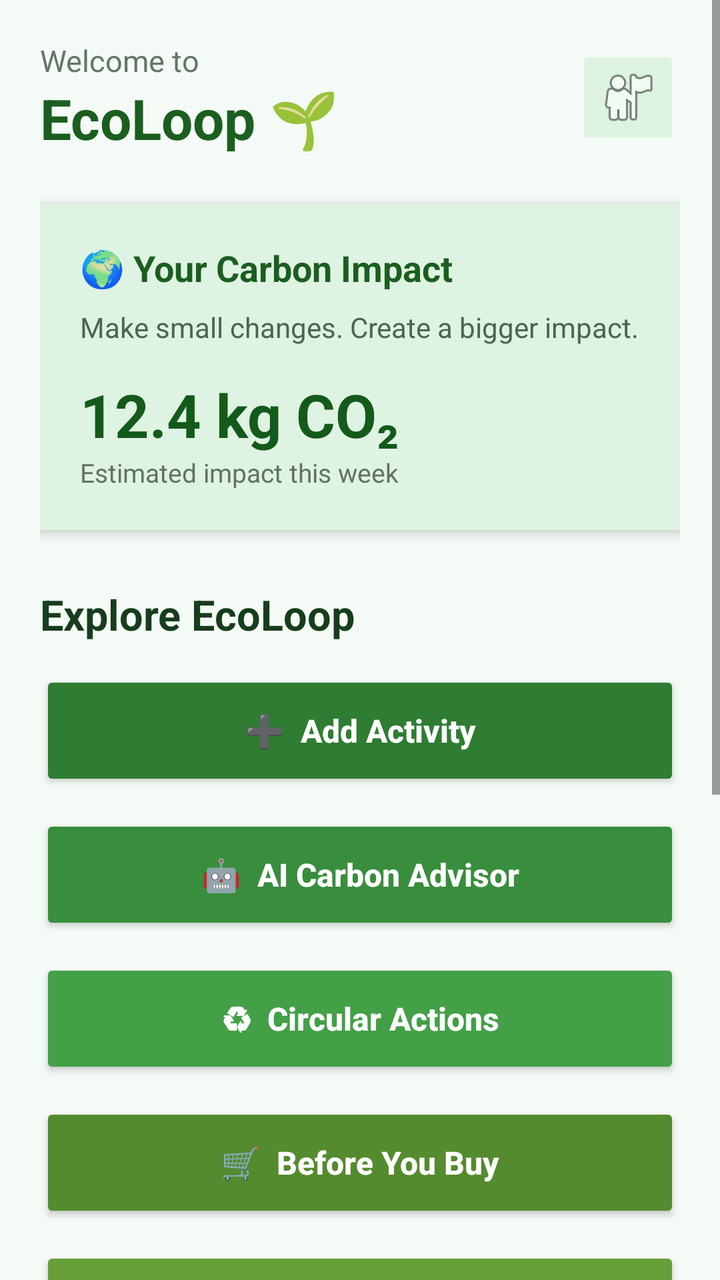
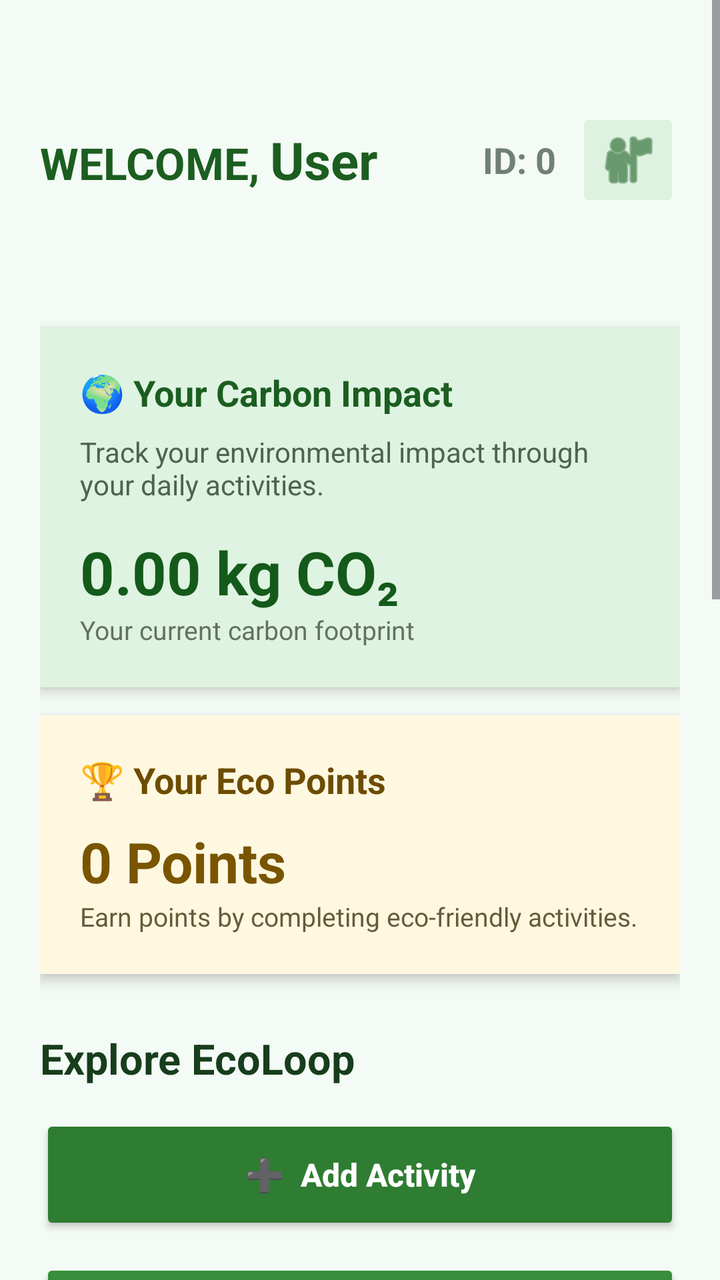

Screens rendered from an Android XML layout before and after an edit, with the pre-edit source and the edit as a unified diff.
<!-- AndroidManifest.xml: application theme Theme.EcoLoop -->
<!-- res/layout/activity_main4.xml -->
<?xml version="1.0" encoding="utf-8"?>
<ScrollView xmlns:android="http://schemas.android.com/apk/res/android"
    xmlns:app="http://schemas.android.com/apk/res-auto"
    android:layout_width="match_parent"
    android:layout_height="match_parent"
    android:fillViewport="true"
    android:background="#F4FAF5">

    <LinearLayout
        android:layout_width="match_parent"
        android:layout_height="wrap_content"
        android:orientation="vertical"
        android:padding="20dp">

        
        <LinearLayout
            android:layout_width="match_parent"
            android:layout_height="wrap_content"
            android:gravity="center_vertical"
            android:orientation="horizontal">

            <LinearLayout
                android:layout_width="0dp"
                android:layout_height="wrap_content"
                android:layout_weight="1"
                android:orientation="vertical">

                <TextView
                    android:layout_width="wrap_content"
                    android:layout_height="wrap_content"
                    android:text="Welcome to"
                    android:textColor="#657568"
                    android:textSize="15sp" />

                <TextView
                    android:layout_width="wrap_content"
                    android:layout_height="wrap_content"
                    android:text="EcoLoop 🌱"
                    android:textColor="#1B5E20"
                    android:textSize="28sp"
                    android:textStyle="bold" />

            </LinearLayout>

            <ImageButton
                android:id="@+id/btnProfile"
                android:layout_width="52dp"
                android:layout_height="52dp"
                android:backgroundTint="#DDF2E0"
                android:contentDescription="Profile"
                android:padding="12dp"
                android:src="@android:drawable/ic_menu_myplaces"
                />

        </LinearLayout>


        
        <LinearLayout
            android:layout_width="match_parent"
            android:layout_height="wrap_content"
            android:layout_marginTop="24dp"
            android:background="#DFF3E2"
            android:elevation="4dp"
            android:orientation="vertical"
            android:padding="20dp">

            <TextView
                android:layout_width="wrap_content"
                android:layout_height="wrap_content"
                android:text="🌍 Your Carbon Impact"
                android:textColor="#1B5E20"
                android:textSize="18sp"
                android:textStyle="bold" />

            <TextView
                android:layout_width="wrap_content"
                android:layout_height="wrap_content"
                android:layout_marginTop="8dp"
                android:text="Make small changes. Create a bigger impact."
                android:textColor="#4F6353"
                android:textSize="14sp" />

            <TextView
                android:layout_width="wrap_content"
                android:layout_height="wrap_content"
                android:layout_marginTop="14dp"
                android:text="12.4 kg CO₂"
                android:textColor="#145A1A"
                android:textSize="30sp"
                android:textStyle="bold" />

            <TextView
                android:layout_width="wrap_content"
                android:layout_height="wrap_content"
                android:text="Estimated impact this week"
                android:textColor="#617263"
                android:textSize="13sp" />

        </LinearLayout>


        
        <TextView
            android:layout_width="wrap_content"
            android:layout_height="wrap_content"
            android:layout_marginTop="28dp"
            android:text="Explore EcoLoop"
            android:textColor="#173D1C"
            android:textSize="21sp"
            android:textStyle="bold" />


        
        <Button
            android:id="@+id/btnAddActivity"
            android:layout_width="match_parent"
            android:layout_height="60dp"
            android:layout_marginTop="14dp"
            android:text="➕  Add Activity"
            android:textAllCaps="false"
            android:textColor="#FFFFFF"
            android:textSize="16sp"
            android:textStyle="bold"
            android:backgroundTint="#2E7D32" />


        
        <Button
            android:id="@+id/btnAIAdvisor"
            android:layout_width="match_parent"
            android:layout_height="60dp"
            android:layout_marginTop="12dp"
            android:text="🤖  AI Carbon Advisor"
            android:textAllCaps="false"
            android:textColor="#FFFFFF"
            android:textSize="16sp"
            android:textStyle="bold"
            android:backgroundTint="#388E3C" />


        
        <Button
            android:id="@+id/btnCircular"
            android:layout_width="match_parent"
            android:layout_height="60dp"
            android:layout_marginTop="12dp"
            android:text="♻  Circular Actions"
            android:textAllCaps="false"
            android:textColor="#FFFFFF"
            android:textSize="16sp"
            android:textStyle="bold"
            android:backgroundTint="#43A047" />


        
        <Button
            android:id="@+id/btnBeforeBuy"
            android:layout_width="match_parent"
            android:layout_height="60dp"
            android:layout_marginTop="12dp"
            android:text="🛒  Before You Buy"
            android:textAllCaps="false"
            android:textColor="#FFFFFF"
            android:textSize="16sp"
            android:textStyle="bold"
            android:backgroundTint="#558B2F" />


        
        <Button
            android:id="@+id/btnRecycling"
            android:layout_width="match_parent"
            android:layout_height="60dp"
            android:layout_marginTop="12dp"
            android:text="♻  Recycling Map"
            android:textAllCaps="false"
            android:textColor="#FFFFFF"
            android:textSize="16sp"
            android:textStyle="bold"
            android:backgroundTint="#689F38" />


        
        <Button
            android:id="@+id/btnChallenges"
            android:layout_width="match_parent"
            android:layout_height="60dp"
            android:layout_marginTop="12dp"
            android:text="🏆  Eco Challenges"
            android:textAllCaps="false"
            android:textColor="#FFFFFF"
            android:textSize="16sp"
            android:textStyle="bold"
            android:backgroundTint="#7CB342" />


        
        <LinearLayout
            android:layout_width="match_parent"
            android:layout_height="wrap_content"
            android:layout_marginTop="26dp"
            android:background="#FFF8E1"
            android:elevation="3dp"
            android:orientation="vertical"
            android:padding="18dp">

            <TextView
                android:layout_width="wrap_content"
                android:layout_height="wrap_content"
                android:text="💡 AI Recommendation"
                android:textColor="#6D4C00"
                android:textSize="18sp"
                android:textStyle="bold" />

            <TextView
                android:layout_width="match_parent"
                android:layout_height="wrap_content"
                android:layout_marginTop="8dp"
                android:text="Try using public transport or walking for short trips. It can help reduce your carbon impact."
                android:textColor="#665B3A"
                android:textSize="14sp" />

            <Button
                android:id="@+id/btnAcceptRecommendation"
                android:layout_width="wrap_content"
                android:layout_height="48dp"
                android:layout_marginTop="12dp"
                android:text="Accept Recommendation"
                android:textAllCaps="false"
                android:textColor="#FFFFFF"
                android:backgroundTint="#689F38" />

        </LinearLayout>


        
        <TextView
            android:layout_width="match_parent"
            android:layout_height="wrap_content"
            android:layout_marginTop="28dp"
            android:layout_marginBottom="20dp"
            android:gravity="center"
            android:text="🌱 Small actions • Better future • EcoLoop"
            android:textColor="#718074"
            android:textSize="13sp" />

    </LinearLayout>

</ScrollView>
<!-- resources referenced by this layout -->
<resources>
  <style name="Theme.EcoLoop" parent="Base.Theme.EcoLoop" />
  <style name="Base.Theme.EcoLoop" parent="Theme.Material3.DayNight.NoActionBar">
          
          
      </style>
</resources>

<!-- the commit's change to res/layout/activity_main4.xml (unified diff, before → after) -->
@@ -1,6 +1,6 @@
 <?xml version="1.0" encoding="utf-8"?>
-<ScrollView xmlns:android="http://schemas.android.com/apk/res/android"
-    xmlns:app="http://schemas.android.com/apk/res-auto"
+<ScrollView
+    xmlns:android="http://schemas.android.com/apk/res/android"
     android:layout_width="match_parent"
     android:layout_height="match_parent"
     android:fillViewport="true"
@@ -12,10 +12,14 @@
         android:orientation="vertical"
         android:padding="20dp">
 
-        
+
+        
+        
+        
+
         <LinearLayout
             android:layout_width="match_parent"
-            android:layout_height="wrap_content"
+            android:layout_height="120dp"
             android:gravity="center_vertical"
             android:orientation="horizontal">
 
@@ -23,24 +27,38 @@
                 android:layout_width="0dp"
                 android:layout_height="wrap_content"
                 android:layout_weight="1"
-                android:orientation="vertical">
+                android:orientation="horizontal">
 
                 <TextView
                     android:layout_width="wrap_content"
                     android:layout_height="wrap_content"
-                    android:text="Welcome to"
-                    android:textColor="#657568"
-                    android:textSize="15sp" />
+                    android:text="WELCOME, "
+                    android:textStyle="bold"
+                    android:textSize="22sp"
+                    android:textColor="#1B5E20" />
 
                 <TextView
+                    android:id="@+id/txtUserName"
                     android:layout_width="wrap_content"
                     android:layout_height="wrap_content"
-                    android:text="EcoLoop 🌱"
+                    android:text="User"
                     android:textColor="#1B5E20"
-                    android:textSize="28sp"
+                    android:textSize="26sp"
                     android:textStyle="bold" />
 
             </LinearLayout>
+
+
+            <TextView
+                android:id="@+id/txtUserId"
+                android:layout_width="wrap_content"
+                android:layout_height="wrap_content"
+                android:layout_marginEnd="10dp"
+                android:text="ID: 0"
+                android:textColor="#718074"
+                android:textSize="18sp"
+                android:textStyle="bold" />
+
 
             <ImageButton
                 android:id="@+id/btnProfile"
@@ -50,12 +68,15 @@
                 android:contentDescription="Profile"
                 android:padding="12dp"
                 android:src="@android:drawable/ic_menu_myplaces"
-                />
+                android:tint="#1B5E20" />
 
         </LinearLayout>
 
 
         
+        
+        
+
         <LinearLayout
             android:layout_width="match_parent"
             android:layout_height="wrap_content"
@@ -74,18 +95,19 @@
                 android:textStyle="bold" />
 
             <TextView
-                android:layout_width="wrap_content"
+                android:layout_width="match_parent"
                 android:layout_height="wrap_content"
                 android:layout_marginTop="8dp"
-                android:text="Make small changes. Create a bigger impact."
+                android:text="Track your environmental impact through your daily activities."
                 android:textColor="#4F6353"
                 android:textSize="14sp" />
 
             <TextView
+                android:id="@+id/txtCarbonFootprint"
                 android:layout_width="wrap_content"
                 android:layout_height="wrap_content"
                 android:layout_marginTop="14dp"
-                android:text="12.4 kg CO₂"
+                android:text="0.00 kg CO₂"
                 android:textColor="#145A1A"
                 android:textSize="30sp"
                 android:textStyle="bold" />
@@ -93,7 +115,7 @@
             <TextView
                 android:layout_width="wrap_content"
                 android:layout_height="wrap_content"
-                android:text="Estimated impact this week"
+                android:text="Your current carbon footprint"
                 android:textColor="#617263"
                 android:textSize="13sp" />
 
@@ -101,6 +123,50 @@
 
 
         
+        
+        
+
+        <LinearLayout
+            android:layout_width="match_parent"
+            android:layout_height="wrap_content"
+            android:layout_marginTop="14dp"
+            android:background="#FFF8E1"
+            android:elevation="4dp"
+            android:orientation="vertical"
+            android:padding="20dp">
+
+            <TextView
+                android:layout_width="wrap_content"
+                android:layout_height="wrap_content"
+                android:text="🏆 Your Eco Points"
+                android:textColor="#6D4C00"
+                android:textSize="18sp"
+                android:textStyle="bold" />
+
+            <TextView
+                android:id="@+id/txtEarnedPoints"
+                android:layout_width="wrap_content"
+                android:layout_height="wrap_content"
+                android:layout_marginTop="10dp"
+                android:text="0 Points"
+                android:textColor="#795500"
+                android:textSize="28sp"
+                android:textStyle="bold" />
+
+            <TextView
+                android:layout_width="wrap_content"
+                android:layout_height="wrap_content"
+                android:text="Earn points by completing eco-friendly activities."
+                android:textColor="#665B3A"
+                android:textSize="13sp" />
+
+        </LinearLayout>
+
+
+        
+        
+        
+
         <TextView
             android:layout_width="wrap_content"
             android:layout_height="wrap_content"
@@ -112,129 +178,144 @@
 
 
         
+        
+        
+
         <Button
             android:id="@+id/btnAddActivity"
             android:layout_width="match_parent"
             android:layout_height="60dp"
             android:layout_marginTop="14dp"
+            android:backgroundTint="#2E7D32"
             android:text="➕  Add Activity"
             android:textAllCaps="false"
             android:textColor="#FFFFFF"
             android:textSize="16sp"
-            android:textStyle="bold"
-            android:backgroundTint="#2E7D32" />
-
-
-        
+            android:textStyle="bold" />
+
+
+        
+        
+        
+
         <Button
             android:id="@+id/btnAIAdvisor"
             android:layout_width="match_parent"
             android:layout_height="60dp"
             android:layout_marginTop="12dp"
+            android:backgroundTint="#388E3C"
             android:text="🤖  AI Carbon Advisor"
             android:textAllCaps="false"
             android:textColor="#FFFFFF"
             android:textSize="16sp"
-            android:textStyle="bold"
-            android:backgroundTint="#388E3C" />
-
-
-        
+            android:textStyle="bold" />
+
+
+        
+        
+        
+
         <Button
             android:id="@+id/btnCircular"
             android:layout_width="match_parent"
             android:layout_height="60dp"
             android:layout_marginTop="12dp"
+            android:backgroundTint="#43A047"
             android:text="♻  Circular Actions"
             android:textAllCaps="false"
             android:textColor="#FFFFFF"
             android:textSize="16sp"
-            android:textStyle="bold"
-            android:backgroundTint="#43A047" />
-
-
-        
+            android:textStyle="bold" />
+
+
+        
+        
+        
+
         <Button
             android:id="@+id/btnBeforeBuy"
             android:layout_width="match_parent"
             android:layout_height="60dp"
             android:layout_marginTop="12dp"
+            android:backgroundTint="#558B2F"
             android:text="🛒  Before You Buy"
             android:textAllCaps="false"
             android:textColor="#FFFFFF"
             android:textSize="16sp"
-            android:textStyle="bold"
-            android:backgroundTint="#558B2F" />
-
-
-        
+            android:textStyle="bold" />
+
+
+        
+        
+        
+
         <Button
             android:id="@+id/btnRecycling"
             android:layout_width="match_parent"
             android:layout_height="60dp"
             android:layout_marginTop="12dp"
+            android:backgroundTint="#689F38"
             android:text="♻  Recycling Map"
             android:textAllCaps="false"
             android:textColor="#FFFFFF"
             android:textSize="16sp"
-            android:textStyle="bold"
-            android:backgroundTint="#689F38" />
-
-
-        
+            android:textStyle="bold" />
+
+
+        
+        
+        
+
         <Button
             android:id="@+id/btnChallenges"
             android:layout_width="match_parent"
             android:layout_height="60dp"
             android:layout_marginTop="12dp"
+            android:backgroundTint="#7CB342"
             android:text="🏆  Eco Challenges"
             android:textAllCaps="false"
             android:textColor="#FFFFFF"
             android:textSize="16sp"
-            android:textStyle="bold"
-            android:backgroundTint="#7CB342" />
-
-
-        
+            android:textStyle="bold" />
+
+
+        
+        
+        
+
         <LinearLayout
             android:layout_width="match_parent"
             android:layout_height="wrap_content"
-            android:layout_marginTop="26dp"
-            android:background="#FFF8E1"
+            android:layout_marginTop="20dp"
+            android:background="#E8F5E9"
             android:elevation="3dp"
             android:orientation="vertical"
             android:padding="18dp">
 
             <TextView
-                android:layout_width="wrap_content"
-                android:layout_height="wrap_content"
-                android:text="💡 AI Recommendation"
-                android:textColor="#6D4C00"
-                android:textSize="18sp"
-                android:textStyle="bold" />
-
-            <TextView
                 android:layout_width="match_parent"
                 android:layout_height="wrap_content"
-                android:layout_marginTop="8dp"
-                android:text="Try using public transport or walking for short trips. It can help reduce your carbon impact."
-                android:textColor="#665B3A"
-                android:textSize="14sp" />
-
-            <Button
-                android:id="@+id/btnAcceptRecommendation"
-                android:layout_width="wrap_content"
-                android:layout_height="48dp"
-                android:layout_marginTop="12dp"
-                android:text="Accept Recommendation"
-                android:textAllCaps="false"
-                android:textColor="#FFFFFF"
-                android:backgroundTint="#689F38" />
+                android:text="📋 EcoLoop Guidelines"
+                android:textColor="#1B5E20"
+                android:textSize="19sp"
+                android:textStyle="bold" />
+
+            <TextView
+                android:layout_width="match_parent"
+                android:layout_height="wrap_content"
+                android:layout_marginTop="10dp"
+                android:text="Use genuine information and valid proof for all circular activities.&#10;&#10;Carbon footprint and government benefits are estimated/eligibility-based and may vary.&#10;&#10;Follow local recycling rules and use authorized recycling facilities.&#10;&#10;Small actions, when done consistently, create a bigger impact. 🌱♻️"
+                android:textColor="#455A64"
+                android:textSize="14sp"
+                android:lineSpacingExtra="3dp" />
 
         </LinearLayout>
 
 
         
+        
+        
+
         <TextView
             android:layout_width="match_parent"
             android:layout_height="wrap_content"
